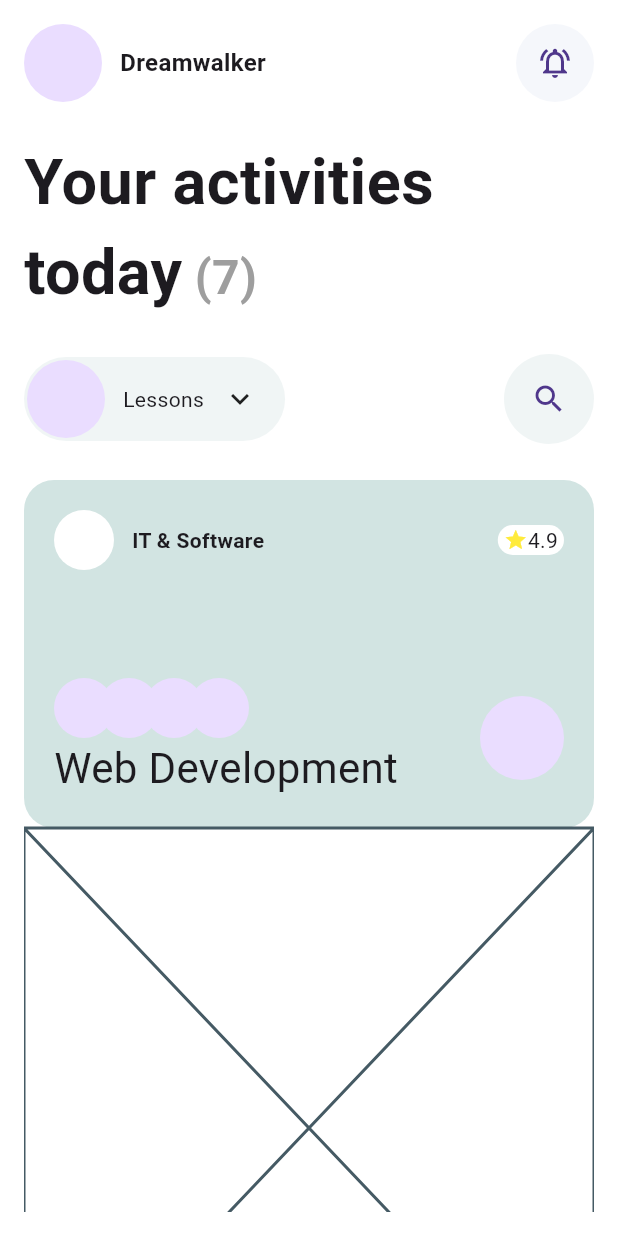
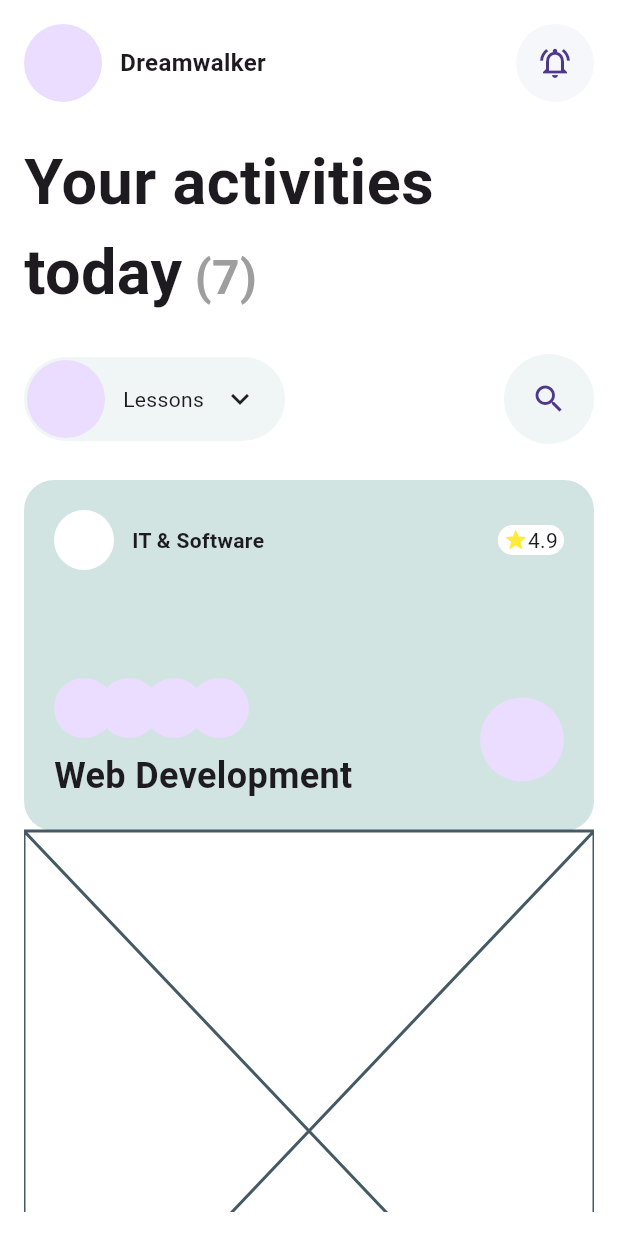
Before and after one commit to JAICHANGPARK/flutter_notebook_chapter_43, a Flutter app: the EducationHomePage screen opened directly, on a phone screen of 412 x 824 dp. Run offline on Flutter 3.47's test engine with Material 3 defaults, Android fonts, the phone set to English and light mode, and no system bars; our stand-ins replace gap, hugeicons, percent_indicator.

Commit message:
Update education_home_page.dart

```diff
--- a/lib/ep2191_education_app/ui/education_home_page.dart
+++ b/lib/ep2191_education_app/ui/education_home_page.dart
@@ -181,10 +181,12 @@ class _EducationHomePageState extends State<EducationHomePage> {
                                       ],
                                     ),
                                   ),
+                                  Gap(8),
                                   Text(
                                     "Web Development",
                                     style: TextStyle(
-                                      fontSize: 28,
+                                      fontSize: 24,
+                                      fontWeight: FontWeight.bold,
                                     ),
                                   )
                                 ],
```
